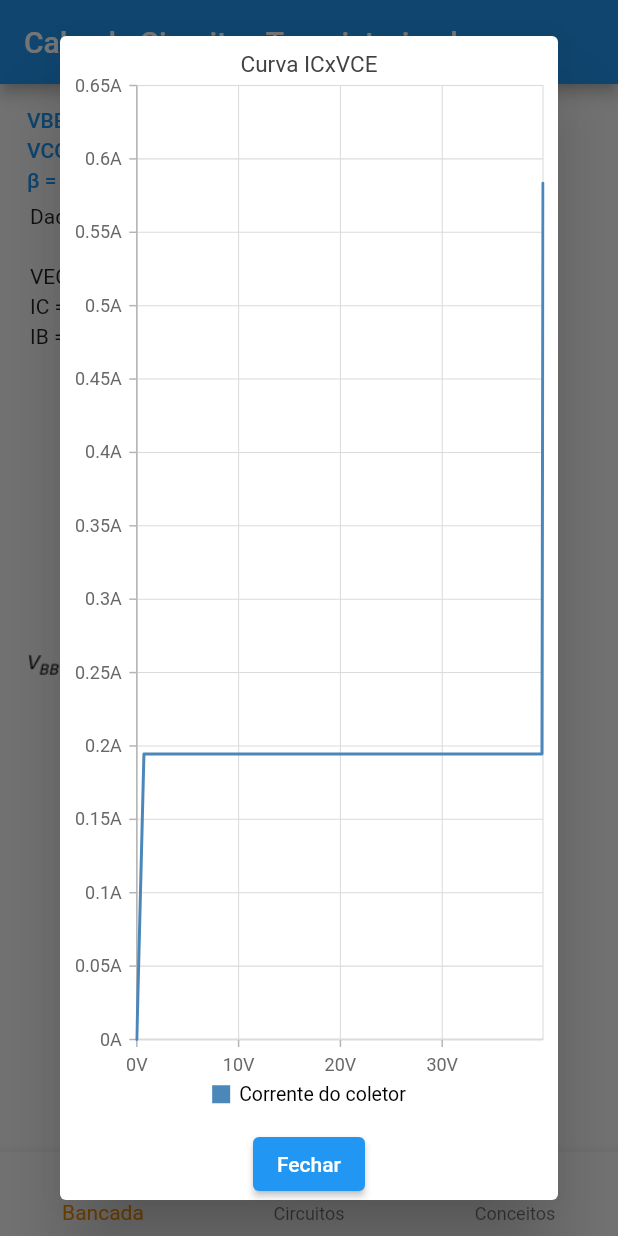
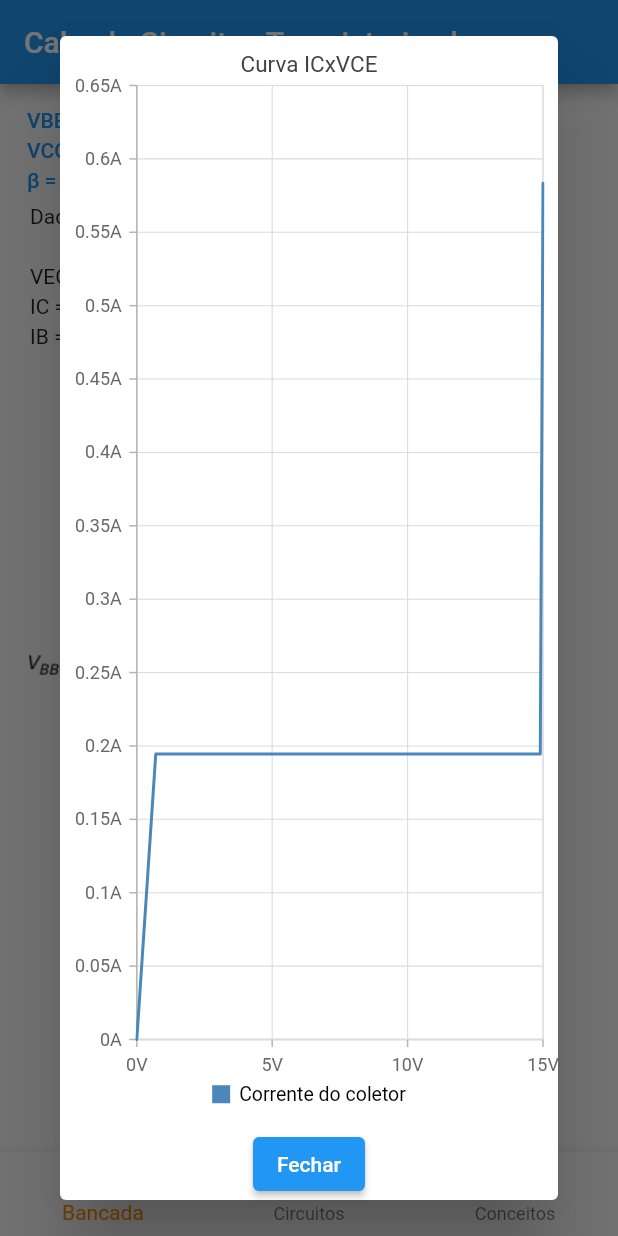
Before and after one commit to lucassguedes/CCT, a Flutter app: the screen it shows after launch, after a tap on "Mostrar Curva", on a phone screen of 412 x 824 dp. Run offline on Flutter 3.47's test engine with Material 2 defaults, Android fonts, the light colour scheme and no system bars; our stand-ins replace syncfusion_flutter_charts.

Commit message:
Melhorando gráfico do emissor comum.

```diff
--- a/lib/screens/common_emitter.dart
+++ b/lib/screens/common_emitter.dart
@@ -86,7 +86,7 @@ class _CommonEmitterState extends State<CommonEmitter>{
   List<TransistorCurvePoint> getChartData()
   {
     List<TransistorCurvePoint> chartData = [];
-    const double vceMax = 40;
+    double vceMax = vcc;
     double currentIc = 0;
     for(double i = 0; i < vceMax; i+=0.1)
     {
```
